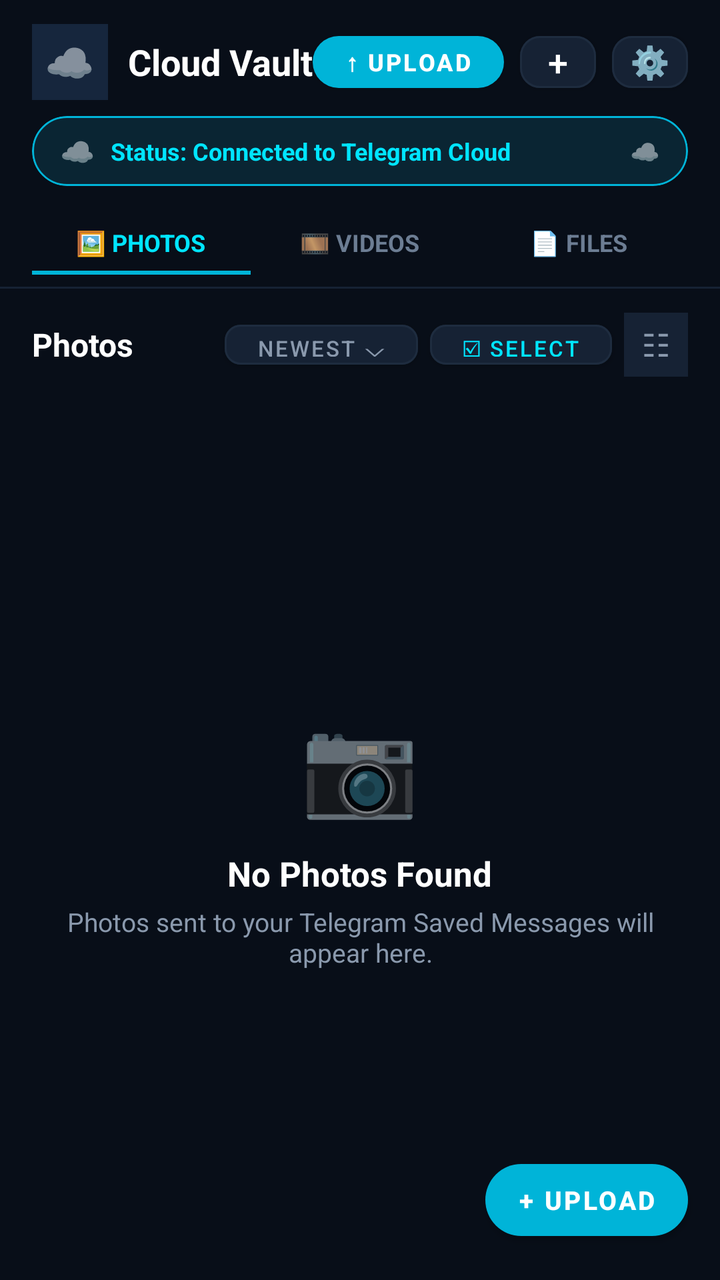
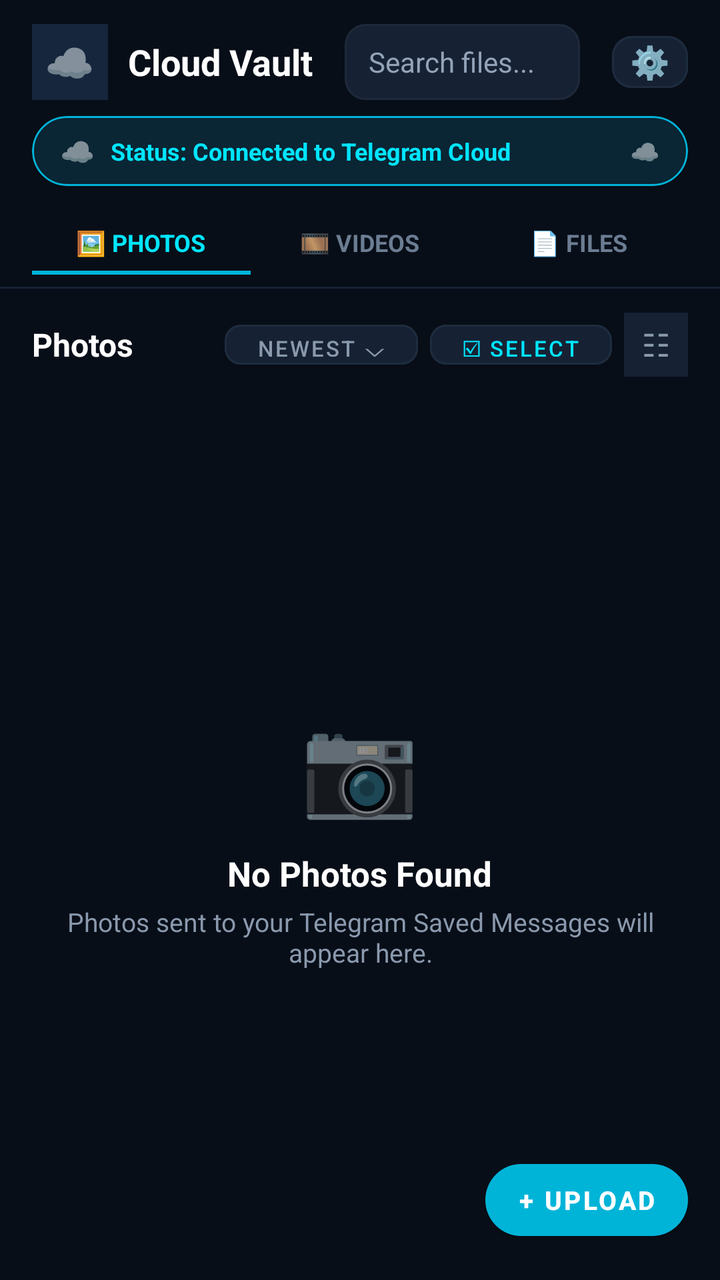

The first picture is an Android layout as it rendered before a commit; the second is the same layout after the commit. The layout source and the unified diff follow.
<!-- AndroidManifest.xml: application theme Theme.CloudVault -->
<!-- res/layout/activity_main.xml -->
<?xml version="1.0" encoding="utf-8"?>
<LinearLayout xmlns:android="http://schemas.android.com/apk/res/android"
    xmlns:app="http://schemas.android.com/apk/res-auto"
    android:layout_width="match_parent"
    android:layout_height="match_parent"
    android:orientation="vertical"
    android:background="@color/bg_dark">

    
    <LinearLayout
        android:id="@+id/layoutNormalTopBar"
        android:layout_width="match_parent"
        android:layout_height="wrap_content"
        android:orientation="horizontal"
        android:gravity="center_vertical"
        android:paddingStart="16dp"
        android:paddingEnd="16dp"
        android:paddingTop="12dp"
        android:paddingBottom="8dp">

        
        <LinearLayout
            android:layout_width="wrap_content"
            android:layout_height="wrap_content"
            android:orientation="horizontal"
            android:gravity="center_vertical">

            <FrameLayout
                android:layout_width="38dp"
                android:layout_height="38dp"
                android:background="@drawable/ic_launcher_background"
                android:backgroundTint="#16263D">

                <TextView
                    android:layout_width="wrap_content"
                    android:layout_height="wrap_content"
                    android:layout_gravity="center"
                    android:text="☁️"
                    android:textSize="20sp" />
            </FrameLayout>

            <TextView
                android:layout_width="wrap_content"
                android:layout_height="wrap_content"
                android:layout_marginStart="10dp"
                android:text="Cloud Vault"
                android:textColor="@color/text_primary"
                android:textSize="18sp"
                android:textStyle="bold" />
        </LinearLayout>

        <View
            android:layout_width="0dp"
            android:layout_height="0dp"
            android:layout_weight="1" />

        
        <com.google.android.material.button.MaterialButton
            android:id="@+id/btnTopUpload"
            android:layout_width="wrap_content"
            android:layout_height="38dp"
            android:text="↑ UPLOAD"
            android:textColor="#FFFFFF"
            android:textSize="12sp"
            android:textStyle="bold"
            app:cornerRadius="19dp"
            app:backgroundTint="@color/accent_cyan"
            android:paddingStart="14dp"
            android:paddingEnd="14dp"
            style="@style/Widget.MaterialComponents.Button" />

        
        <com.google.android.material.button.MaterialButton
            android:id="@+id/btnQuickAdd"
            android:layout_width="38dp"
            android:layout_height="38dp"
            android:layout_marginStart="8dp"
            android:text="+"
            android:textColor="#FFFFFF"
            android:textSize="18sp"
            app:cornerRadius="10dp"
            app:backgroundTint="#162234"
            app:strokeColor="@color/card_border"
            app:strokeWidth="1dp"
            android:padding="0dp"
            style="@style/Widget.MaterialComponents.Button" />

        
        <com.google.android.material.button.MaterialButton
            android:id="@+id/btnSettings"
            android:layout_width="38dp"
            android:layout_height="38dp"
            android:layout_marginStart="8dp"
            android:text="⚙️"
            android:textColor="#FFFFFF"
            android:textSize="16sp"
            app:cornerRadius="10dp"
            app:backgroundTint="#162234"
            app:strokeColor="@color/card_border"
            app:strokeWidth="1dp"
            android:padding="0dp"
            style="@style/Widget.MaterialComponents.Button" />
    </LinearLayout>

    
    <LinearLayout
        android:id="@+id/layoutSelectionTopBar"
        android:layout_width="match_parent"
        android:layout_height="wrap_content"
        android:orientation="horizontal"
        android:gravity="center_vertical"
        android:paddingStart="16dp"
        android:paddingEnd="16dp"
        android:paddingTop="12dp"
        android:paddingBottom="8dp"
        android:visibility="gone"
        android:background="#0A0F1D">

        
        <TextView
            android:id="@+id/btnCloseSelection"
            android:layout_width="40dp"
            android:layout_height="40dp"
            android:gravity="center"
            android:text="✕"
            android:textColor="#FFFFFF"
            android:textSize="20sp"
            android:background="?attr/selectableItemBackgroundBorderless" />

        
        <TextView
            android:id="@+id/tvSelectionCount"
            android:layout_width="0dp"
            android:layout_height="wrap_content"
            android:layout_weight="1"
            android:layout_marginStart="12dp"
            android:text="1 item selected"
            android:textColor="#FFFFFF"
            android:textSize="18sp"
            android:textStyle="bold" />

        
        <com.google.android.material.button.MaterialButton
            android:id="@+id/btnSelectAll"
            android:layout_width="wrap_content"
            android:layout_height="38dp"
            android:text="Select All"
            android:textColor="#38BDF8"
            android:textSize="12sp"
            android:textStyle="bold"
            app:cornerRadius="19dp"
            app:backgroundTint="#16263D"
            app:strokeColor="#1E293B"
            app:strokeWidth="1dp"
            android:paddingStart="12dp"
            android:paddingEnd="12dp"
            style="@style/Widget.MaterialComponents.Button" />
    </LinearLayout>

    
    <com.google.android.material.card.MaterialCardView
        android:id="@+id/cardStatusBanner"
        android:layout_width="match_parent"
        android:layout_height="wrap_content"
        android:layout_marginStart="16dp"
        android:layout_marginEnd="16dp"
        app:cardCornerRadius="20dp"
        app:cardElevation="0dp"
        app:cardBackgroundColor="@color/status_pill_bg"
        app:strokeColor="@color/status_pill_border"
        app:strokeWidth="1dp">

        <LinearLayout
            android:layout_width="match_parent"
            android:layout_height="wrap_content"
            android:orientation="horizontal"
            android:gravity="center_vertical"
            android:paddingStart="14dp"
            android:paddingEnd="14dp"
            android:paddingTop="8dp"
            android:paddingBottom="8dp">

            <TextView
                android:layout_width="wrap_content"
                android:layout_height="wrap_content"
                android:text="☁️"
                android:textSize="14sp" />

            <TextView
                android:id="@+id/tvStatus"
                android:layout_width="0dp"
                android:layout_height="wrap_content"
                android:layout_weight="1"
                android:layout_marginStart="8dp"
                android:text="Status: Connected to Telegram Cloud"
                android:textColor="@color/accent_cyan_bright"
                android:textSize="12sp"
                android:textStyle="bold"
                android:maxLines="1"
                android:ellipsize="end" />

            <TextView
                android:layout_width="wrap_content"
                android:layout_height="wrap_content"
                android:text="☁️"
                android:textSize="12sp" />
        </LinearLayout>
    </com.google.android.material.card.MaterialCardView>

    
    <LinearLayout
        android:layout_width="match_parent"
        android:layout_height="wrap_content"
        android:layout_marginTop="14dp"
        android:paddingStart="16dp"
        android:paddingEnd="16dp"
        android:orientation="horizontal">

        <LinearLayout
            android:id="@+id/tabPhotosContainer"
            android:layout_width="0dp"
            android:layout_height="wrap_content"
            android:layout_weight="1"
            android:orientation="vertical"
            android:gravity="center"
            android:paddingTop="6dp"
            android:paddingBottom="6dp">

            <TextView
                android:id="@+id/tvTabPhotosLabel"
                android:layout_width="wrap_content"
                android:layout_height="wrap_content"
                android:text="🖼 PHOTOS"
                android:textColor="@color/accent_cyan_bright"
                android:textSize="12sp"
                android:textStyle="bold" />

            <View
                android:id="@+id/tabPhotosIndicator"
                android:layout_width=" match_parent"
                android:layout_height="2dp"
                android:layout_marginTop="6dp"
                android:background="@color/accent_cyan" />
        </LinearLayout>

        <LinearLayout
            android:id="@+id/tabVideosContainer"
            android:layout_width="0dp"
            android:layout_height="wrap_content"
            android:layout_weight="1"
            android:orientation="vertical"
            android:gravity="center"
            android:paddingTop="6dp"
            android:paddingBottom="6dp">

            <TextView
                android:id="@+id/tvTabVideosLabel"
                android:layout_width="wrap_content"
                android:layout_height="wrap_content"
                android:text="🎞 VIDEOS"
                android:textColor="@color/tab_inactive"
                android:textSize="12sp"
                android:textStyle="bold" />

            <View
                android:id="@+id/tabVideosIndicator"
                android:layout_width="match_parent"
                android:layout_height="2dp"
                android:layout_marginTop="6dp"
                android:background="@android:color/transparent" />
        </LinearLayout>

        <LinearLayout
            android:id="@+id/tabFilesContainer"
            android:layout_width="0dp"
            android:layout_height="wrap_content"
            android:layout_weight="1"
            android:orientation="vertical"
            android:gravity="center"
            android:paddingTop="6dp"
            android:paddingBottom="6dp">

            <TextView
                android:id="@+id/tvTabFilesLabel"
                android:layout_width="wrap_content"
                android:layout_height="wrap_content"
                android:text="📄 FILES"
                android:textColor="@color/tab_inactive"
                android:textSize="12sp"
                android:textStyle="bold" />

            <View
                android:id="@+id/tabFilesIndicator"
                android:layout_width="match_parent"
                android:layout_height="2dp"
                android:layout_marginTop="6dp"
                android:background="@android:color/transparent" />
        </LinearLayout>

    </LinearLayout>

    <View
        android:layout_width="match_parent"
        android:layout_height="1dp"
        android:background="#162234" />

    
    <LinearLayout
        android:layout_width="match_parent"
        android:layout_height="wrap_content"
        android:orientation="horizontal"
        android:gravity="center_vertical"
        android:paddingStart="16dp"
        android:paddingEnd="16dp"
        android:paddingTop="12dp"
        android:paddingBottom="6dp">

        <TextView
            android:id="@+id/tvSectionTitle"
            android:layout_width="0dp"
            android:layout_height="wrap_content"
            android:layout_weight="1"
            android:text="Photos"
            android:textColor="@color/text_primary"
            android:textSize="16sp"
            android:textStyle="bold" />

        <com.google.android.material.button.MaterialButton
            android:id="@+id/btnSortFilter"
            android:layout_width="wrap_content"
            android:layout_height="32dp"
            android:text="Newest ⌵"
            android:textColor="@color/text_secondary"
            android:textSize="11sp"
            app:cornerRadius="8dp"
            app:backgroundTint="#162234"
            app:strokeColor="@color/card_border"
            app:strokeWidth="1dp"
            android:paddingStart="8dp"
            android:paddingEnd="8dp"
            style="@style/Widget.MaterialComponents.Button" />

        <com.google.android.material.button.MaterialButton
            android:id="@+id/btnStartSelect"
            android:layout_width="wrap_content"
            android:layout_height="32dp"
            android:layout_marginStart="6dp"
            android:text="☑ Select"
            android:textColor="@color/accent_cyan_bright"
            android:textSize="11sp"
            app:cornerRadius="8dp"
            app:backgroundTint="#162234"
            app:strokeColor="@color/card_border"
            app:strokeWidth="1dp"
            android:paddingStart="8dp"
            android:paddingEnd="8dp"
            style="@style/Widget.MaterialComponents.Button" />

        <TextView
            android:id="@+id/btnGridToggle"
            android:layout_width="32dp"
            android:layout_height="32dp"
            android:layout_marginStart="6dp"
            android:gravity="center"
            android:text="☷"
            android:textColor="@color/text_secondary"
            android:textSize="16sp"
            android:background="#162234" />
    </LinearLayout>

    
    <FrameLayout
        android:layout_width="match_parent"
        android:layout_height="0dp"
        android:layout_weight="1">

        <androidx.recyclerview.widget.RecyclerView
            android:id="@+id/rvMediaGrid"
            android:layout_width="match_parent"
            android:layout_height="match_parent"
            android:clipToPadding="false"
            android:paddingStart="12dp"
            android:paddingEnd="12dp"
            android:paddingTop="4dp"
            android:paddingBottom="80dp"
            android:scrollbars="vertical" />

        
        <LinearLayout
            android:id="@+id/layoutEmptyState"
            android:layout_width="match_parent"
            android:layout_height="match_parent"
            android:orientation="vertical"
            android:gravity="center"
            android:padding="24dp">

            <TextView
                android:id="@+id/tvEmptyEmoji"
                android:layout_width="wrap_content"
                android:layout_height="wrap_content"
                android:text="📷"
                android:textSize="48sp" />

            <TextView
                android:id="@+id/tvEmptyTitle"
                android:layout_width="wrap_content"
                android:layout_height="wrap_content"
                android:layout_marginTop="12dp"
                android:text="No Photos Found"
                android:textColor="@color/text_primary"
                android:textSize="17sp"
                android:textStyle="bold" />

            <TextView
                android:id="@+id/tvEmptySubtitle"
                android:layout_width="wrap_content"
                android:layout_height="wrap_content"
                android:layout_marginTop="4dp"
                android:gravity="center"
                android:text="Photos sent to your Telegram Saved Messages will appear here."
                android:textColor="@color/text_secondary"
                android:textSize="13sp" />
        </LinearLayout>

        
        <ProgressBar
            android:id="@+id/pbLoading"
            android:layout_width="40dp"
            android:layout_height="40dp"
            android:layout_gravity="center"
            android:visibility="gone" />

        
        <com.google.android.material.button.MaterialButton
            android:id="@+id/fabUpload"
            android:layout_width="wrap_content"
            android:layout_height="48dp"
            android:layout_gravity="bottom|end"
            android:layout_marginEnd="16dp"
            android:layout_marginBottom="16dp"
            android:text="+ UPLOAD"
            android:textColor="#FFFFFF"
            android:textSize="13sp"
            android:textStyle="bold"
            app:cornerRadius="24dp"
            app:backgroundTint="@color/accent_cyan"
            app:elevation="6dp"
            android:paddingStart="20dp"
            android:paddingEnd="20dp"
            style="@style/Widget.MaterialComponents.Button" />

        
        <com.google.android.material.card.MaterialCardView
            android:id="@+id/layoutSelectionBottomBar"
            android:layout_width="match_parent"
            android:layout_height="wrap_content"
            android:layout_gravity="bottom"
            android:layout_marginStart="16dp"
            android:layout_marginEnd="16dp"
            android:layout_marginBottom="16dp"
            android:visibility="gone"
            app:cardCornerRadius="28dp"
            app:cardElevation="8dp"
            app:cardBackgroundColor="#0F172A"
            app:strokeColor="#1E293B"
            app:strokeWidth="1dp">

            <LinearLayout
                android:layout_width="match_parent"
                android:layout_height="wrap_content"
                android:orientation="horizontal"
                android:gravity="center"
                android:padding="8dp">

                
                <com.google.android.material.button.MaterialButton
                    android:id="@+id/btnDownloadSelected"
                    android:layout_width="0dp"
                    android:layout_height="48dp"
                    android:layout_weight="1"
                    android:layout_marginEnd="6dp"
                    android:text="⬇ Download"
                    android:textColor="#FFFFFF"
                    android:textSize="13sp"
                    android:textStyle="bold"
                    app:backgroundTint="#2563EB"
                    app:cornerRadius="24dp"
                    style="@style/Widget.MaterialComponents.Button" />

                
                <com.google.android.material.button.MaterialButton
                    android:id="@+id/btnDeleteSelected"
                    android:layout_width="0dp"
                    android:layout_height="48dp"
                    android:layout_weight="1"
                    android:layout_marginStart="6dp"
                    android:text="🗑 Delete"
                    android:textColor="#FFFFFF"
                    android:textSize="13sp"
                    android:textStyle="bold"
                    app:backgroundTint="#DC2626"
                    app:cornerRadius="24dp"
                    style="@style/Widget.MaterialComponents.Button" />

            </LinearLayout>
        </com.google.android.material.card.MaterialCardView>

    </FrameLayout>

</LinearLayout>
<!-- resources referenced by this layout -->
<resources>
  <color name="accent_cyan">#00B4D8</color>
  <color name="accent_cyan_bright">#00E5FF</color>
  <color name="bg_dark">#080E18</color>
  <color name="card_border">#1E2C3F</color>
  <color name="status_pill_bg">#0A2533</color>
  <color name="status_pill_border">#00B4D8</color>
  <color name="tab_inactive">#6C7D93</color>
  <color name="text_primary">#FFFFFF</color>
  <color name="text_secondary">#8A99AD</color>
  <!-- drawable ic_launcher_background (drawable) -->
  <?xml version="1.0" encoding="utf-8"?>
  <vector xmlns:android="http://schemas.android.com/apk/res/android"
      android:width="108dp"
      android:height="108dp"
      android:viewportWidth="108"
      android:viewportHeight="108">
      <path
          android:fillColor="#3B82F6"
          android:pathData="M0,0h108v108h-108z"/>
  </vector>
  <style name="Theme.CloudVault" parent="Theme.MaterialComponents.DayNight.NoActionBar">
          <item name="colorPrimary">@color/accent_blue</item>
          <item name="colorSecondary">@color/accent_cyan</item>
          <item name="android:statusBarColor">@color/bg_dark</item>
          <item name="android:windowBackground">@color/bg_dark</item>
      </style>
  <color name="accent_blue">#1976D2</color>
</resources>

<!-- the commit's change to res/layout/activity_main.xml (unified diff, before → after) -->
@@ -49,41 +49,22 @@
                 android:textStyle="bold" />
         </LinearLayout>
 
-        <View
-            android:layout_width="0dp"
-            android:layout_height="0dp"
-            android:layout_weight="1" />
-
-        
-        <com.google.android.material.button.MaterialButton
-            android:id="@+id/btnTopUpload"
-            android:layout_width="wrap_content"
+        <EditText
+            android:id="@+id/etSearch"
+            android:layout_width="0dp"
             android:layout_height="38dp"
-            android:text="↑ UPLOAD"
+            android:layout_weight="1"
+            android:layout_marginStart="16dp"
+            android:layout_marginEnd="8dp"
+            android:background="@drawable/bg_search"
+            android:hint="Search files..."
+            android:textColorHint="#94A3B8"
             android:textColor="#FFFFFF"
-            android:textSize="12sp"
-            android:textStyle="bold"
-            app:cornerRadius="19dp"
-            app:backgroundTint="@color/accent_cyan"
-            android:paddingStart="14dp"
-            android:paddingEnd="14dp"
-            style="@style/Widget.MaterialComponents.Button" />
-
-        
-        <com.google.android.material.button.MaterialButton
-            android:id="@+id/btnQuickAdd"
-            android:layout_width="38dp"
-            android:layout_height="38dp"
-            android:layout_marginStart="8dp"
-            android:text="+"
-            android:textColor="#FFFFFF"
-            android:textSize="18sp"
-            app:cornerRadius="10dp"
-            app:backgroundTint="#162234"
-            app:strokeColor="@color/card_border"
-            app:strokeWidth="1dp"
-            android:padding="0dp"
-            style="@style/Widget.MaterialComponents.Button" />
+            android:textSize="14sp"
+            android:paddingStart="12dp"
+            android:paddingEnd="12dp"
+            android:singleLine="true"
+            android:imeOptions="actionSearch" />
 
         
         <com.google.android.material.button.MaterialButton
<!-- resource entries referenced after the edit -->
@@ -9,6 +9,14 @@
   <color name="tab_inactive">#6C7D93</color>
   <color name="text_primary">#FFFFFF</color>
   <color name="text_secondary">#8A99AD</color>
+  <!-- drawable bg_search (drawable) -->
+  <?xml version="1.0" encoding="utf-8"?>
+  <shape xmlns:android="http://schemas.android.com/apk/res/android"
+      android:shape="rectangle">
+      <solid android:color="#162234" />
+      <corners android:radius="10dp" />
+      <stroke android:color="#1E293B" android:width="1dp" />
+  </shape>
   <!-- drawable ic_launcher_background (drawable) -->
   <?xml version="1.0" encoding="utf-8"?>
   <vector xmlns:android="http://schemas.android.com/apk/res/android"
